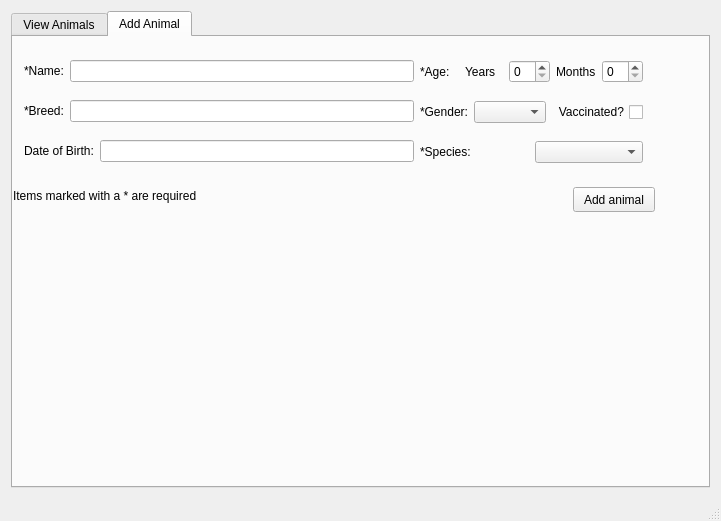
Qt form CUACS/cuacsview.ui (davidNguyenCU/3004cuACS) before a commit.
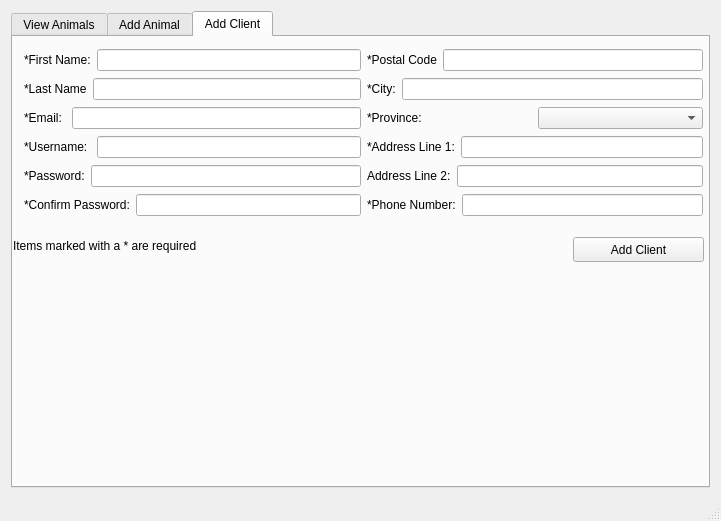
The same form after that commit. The open tabs and pages were chosen to show the change.

Commit message: add functionality to create a client based on the user input

Patch:
```diff
--- a/CUACS/cuacsview.ui
+++ b/CUACS/cuacsview.ui
@@ -15,7 +15,7 @@
   </property>
   <widget class="QWidget" name="centralWidget">
    <layout class="QGridLayout" name="gridLayout_2">
-    <item row="0" column="0">
+    <item row="0" column="1">
      <widget class="QTabWidget" name="tabWidget">
       <property name="enabled">
        <bool>true</bool>
@@ -128,12 +128,12 @@
          <rect>
           <x>0</x>
           <y>150</y>
-          <width>231</width>
+          <width>311</width>
           <height>17</height>
          </rect>
         </property>
         <property name="text">
-         <string>Items marked with a * are required</string>
+         <string>Please ensure every field is entered correctly</string>
         </property>
        </widget>
        <widget class="QWidget" name="layoutWidget">
@@ -181,7 +181,7 @@
              <item>
               <widget class="QLabel" name="label_7">
                <property name="text">
-                <string>Date of Birth:</string>
+                <string>Date of Birth(yyyy-mm-dd):</string>
                </property>
               </widget>
              </item>
@@ -291,6 +291,225 @@
         </layout>
        </widget>
       </widget>
+      <widget class="QWidget" name="tab_3">
+       <attribute name="title">
+        <string>Add Client</string>
+       </attribute>
+       <widget class="QWidget" name="horizontalLayoutWidget">
+        <property name="geometry">
+         <rect>
+          <x>0</x>
+          <y>0</y>
+          <width>701</width>
+          <height>196</height>
+         </rect>
+        </property>
+        <layout class="QHBoxLayout" name="horizontalLayout_20">
+         <item>
+          <layout class="QVBoxLayout" name="verticalLayout_4">
+           <item>
+            <layout class="QHBoxLayout" name="horizontalLayout_8">
+             <item>
+              <widget class="QLabel" name="label_13">
+               <property name="text">
+                <string>*First Name:</string>
+               </property>
+              </widget>
+             </item>
+             <item>
+              <widget class="QLineEdit" name="firstNameTxt"/>
+             </item>
+            </layout>
+           </item>
+           <item>
+            <layout class="QHBoxLayout" name="horizontalLayout_7">
+             <item>
+              <widget class="QLabel" name="label_10">
+               <property name="text">
+                <string>*Last Name</string>
+               </property>
+              </widget>
+             </item>
+             <item>
+              <widget class="QLineEdit" name="lastNameTxt"/>
+             </item>
+            </layout>
+           </item>
+           <item>
+            <layout class="QHBoxLayout" name="horizontalLayout_17">
+             <item>
+              <widget class="QLabel" name="label_18">
+               <property name="text">
+                <string>*Email: </string>
+               </property>
+              </widget>
+             </item>
+             <item>
+              <widget class="QLineEdit" name="emailTxt"/>
+             </item>
+            </layout>
+           </item>
+           <item>
+            <layout class="QHBoxLayout" name="horizontalLayout_9">
+             <item>
+              <widget class="QLabel" name="label_9">
+               <property name="text">
+                <string>*Username: </string>
+               </property>
+              </widget>
+             </item>
+             <item>
+              <widget class="QLineEdit" name="usernameTxt"/>
+             </item>
+            </layout>
+           </item>
+           <item>
+            <layout class="QHBoxLayout" name="horizontalLayout_11">
+             <item>
+              <widget class="QLabel" name="label_11">
+               <property name="text">
+                <string>*Password:</string>
+               </property>
+              </widget>
+             </item>
+             <item>
+              <widget class="QLineEdit" name="passwordTxt"/>
+             </item>
+            </layout>
+           </item>
+           <item>
+            <layout class="QHBoxLayout" name="horizontalLayout_10">
+             <item>
+              <widget class="QLabel" name="label_12">
+               <property name="text">
+                <string>*Confirm Password:</string>
+               </property>
+              </widget>
+             </item>
+             <item>
+              <widget class="QLineEdit" name="confirmPasswordTxt"/>
+             </item>
+            </layout>
+           </item>
+          </layout>
+         </item>
+         <item>
+          <layout class="QVBoxLayout" name="verticalLayout_5">
+           <item>
+            <layout class="QHBoxLayout" name="horizontalLayout_15">
+             <item>
+              <widget class="QLabel" name="label_16">
+               <property name="text">
+                <string>*Postal Code</string>
+               </property>
+              </widget>
+             </item>
+             <item>
+              <widget class="QLineEdit" name="postalCodeTxt"/>
+             </item>
+            </layout>
+           </item>
+           <item>
+            <layout class="QHBoxLayout" name="horizontalLayout_12">
+             <item>
+              <widget class="QLabel" name="label_14">
+               <property name="text">
+                <string>*City:</string>
+               </property>
+              </widget>
+             </item>
+             <item>
+              <widget class="QLineEdit" name="cityTxt"/>
+             </item>
+            </layout>
+           </item>
+           <item>
+            <layout class="QHBoxLayout" name="horizontalLayout_14">
+             <item>
+              <widget class="QLabel" name="label_15">
+               <property name="text">
+                <string>*Province:</string>
+               </property>
+              </widget>
+             </item>
+             <item>
+              <widget class="QComboBox" name="provinceCombo"/>
+             </item>
+            </layout>
+           </item>
+           <item>
+            <layout class="QHBoxLayout" name="horizontalLayout_16">
+             <item>
+              <widget class="QLabel" name="label_17">
+               <property name="text">
+                <string>*Address Line 1:</string>
+               </property>
+              </widget>
+             </item>
+             <item>
+              <widget class="QLineEdit" name="addressLine1Txt"/>
+             </item>
+            </layout>
+           </item>
+           <item>
+            <layout class="QHBoxLayout" name="horizontalLayout_19">
+             <item>
+              <widget class="QLabel" name="label_20">
+               <property name="text">
+                <string>Address Line 2:</string>
+               </property>
+              </widget>
+             </item>
+             <item>
+              <widget class="QLineEdit" name="addressLine2Txt"/>
+             </item>
+            </layout>
+           </item>
+           <item>
+            <layout class="QHBoxLayout" name="horizontalLayout_18">
+             <item>
+              <widget class="QLabel" name="label_19">
+               <property name="text">
+                <string>*Phone Number:</string>
+               </property>
+              </widget>
+             </item>
+             <item>
+              <widget class="QLineEdit" name="phoneTxt"/>
+             </item>
+            </layout>
+           </item>
+          </layout>
+         </item>
+        </layout>
+       </widget>
+       <widget class="QLabel" name="emptyClientLbl">
+        <property name="geometry">
+         <rect>
+          <x>0</x>
+          <y>200</y>
+          <width>231</width>
+          <height>17</height>
+         </rect>
+        </property>
+        <property name="text">
+         <string>Items marked with a * are required</string>
+        </property>
+       </widget>
+       <widget class="QPushButton" name="addClientBtn">
+        <property name="geometry">
+         <rect>
+          <x>560</x>
+          <y>200</y>
+          <width>131</width>
+          <height>25</height>
+         </rect>
+        </property>
+        <property name="text">
+         <string>Add Client</string>
+        </property>
+       </widget>
+      </widget>
      </widget>
     </item>
    </layout>
```
Left out of the diff: 4 changed lines with no effect on the pictures. The commit also changes 5 other files.
